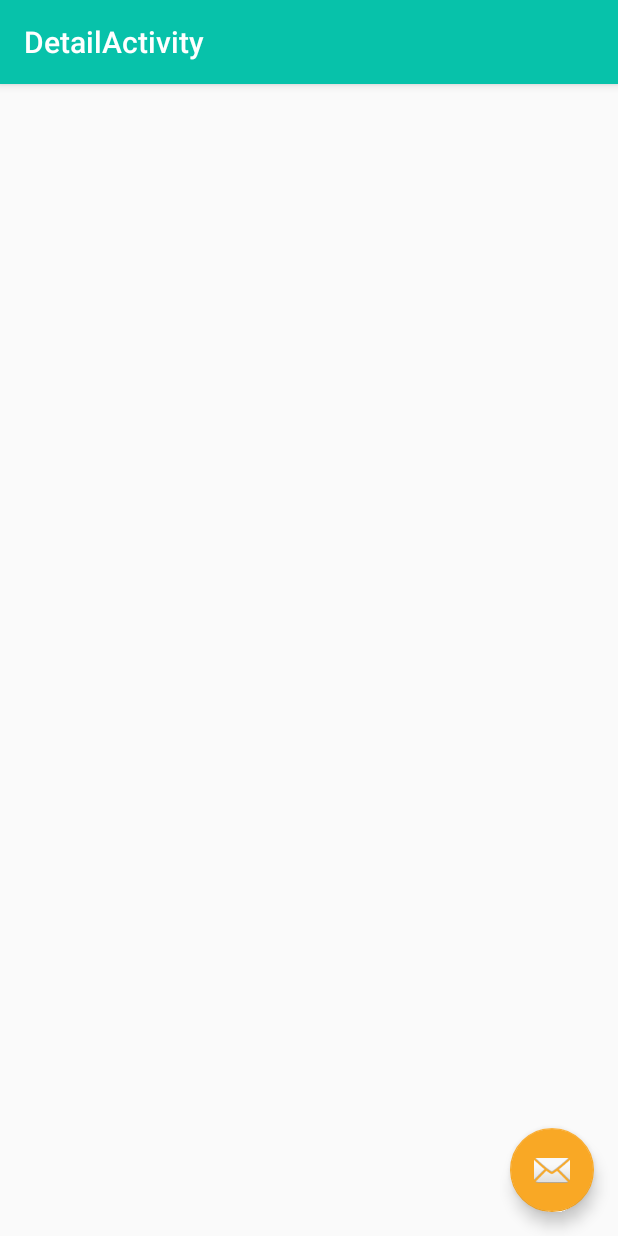
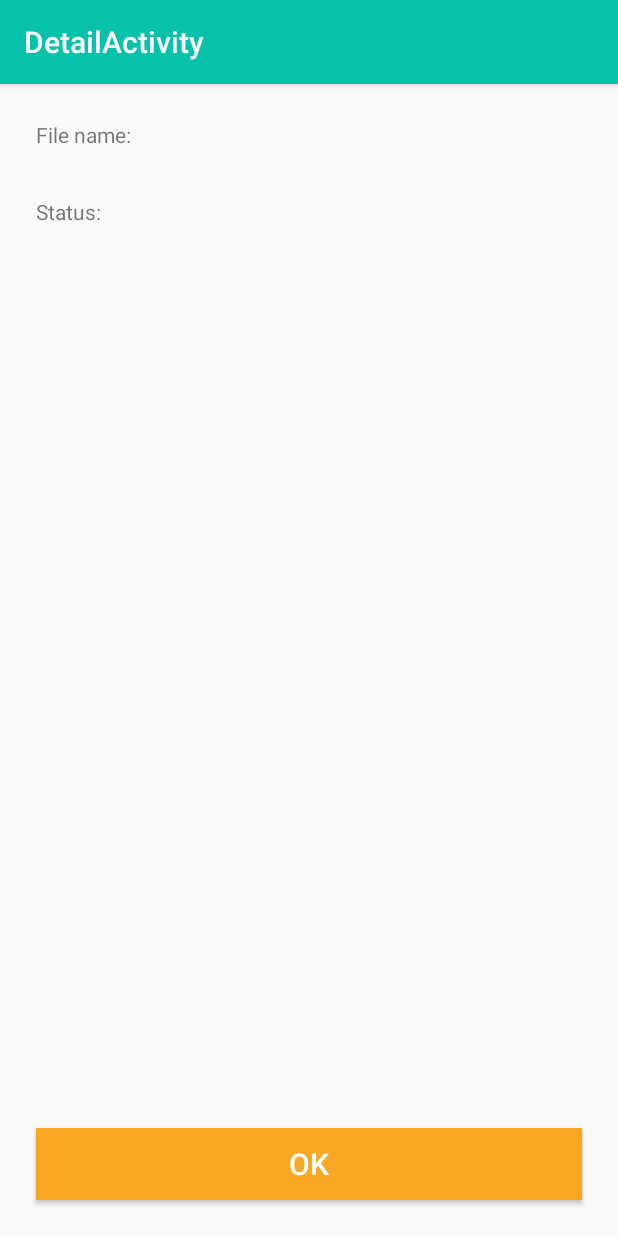
Before and after one commit to sergioat7/Udacity-LoadApp, an Android app: the DetailActivity screen opened directly, with no data from a screen before it, on a phone screen of 412 x 824 dp. Run offline under Robolectric (Android 15) with nearby library versions, the phone set to English and light mode, and no system bars.

Commit message:
Created detail activity

```diff
--- a/starter/app/src/main/java/com/udacity/DetailActivity.kt
+++ b/starter/app/src/main/java/com/udacity/DetailActivity.kt
@@ -4,6 +4,7 @@ import android.app.NotificationManager
 import android.os.Bundle
 import androidx.appcompat.app.AppCompatActivity
 import kotlinx.android.synthetic.main.activity_detail.*
+import kotlinx.android.synthetic.main.content_detail.*
 
 class DetailActivity : AppCompatActivity() {
 
@@ -17,7 +18,10 @@ class DetailActivity : AppCompatActivity() {
         )
         notificationManager.cancelAll()
 
-        val repository = intent.getStringExtra("repository")
-        val status = intent.getStringExtra("status")
+        textViewFilename.text = intent.getStringExtra("repository")
+        textViewStatus.text = intent.getStringExtra("status")
+        button.setOnClickListener {
+            onBackPressed()
+        }
     }
 }
--- a/starter/app/src/main/res/layout/activity_detail.xml
+++ b/starter/app/src/main/res/layout/activity_detail.xml
@@ -22,12 +22,4 @@
 
     <include layout="@layout/content_detail" />
 
-    <com.google.android.material.floatingactionbutton.FloatingActionButton
-        android:id="@+id/fab"
-        android:layout_width="wrap_content"
-        android:layout_height="wrap_content"
-        android:layout_gravity="bottom|end"
-        android:layout_margin="@dimen/fab_margin"
-        app:srcCompat="@android:drawable/ic_dialog_email" />
-
 </androidx.coordinatorlayout.widget.CoordinatorLayout>
--- a/starter/app/src/main/res/layout/content_detail.xml
+++ b/starter/app/src/main/res/layout/content_detail.xml
@@ -8,4 +8,77 @@
     tools:context=".DetailActivity"
     tools:showIn="@layout/activity_detail">
 
+    <TextView
+        android:id="@+id/textViewFilenameTitle"
+        android:layout_width="wrap_content"
+        android:layout_height="wrap_content"
+        android:layout_marginStart="@dimen/margin_normal"
+        android:layout_marginTop="@dimen/margin_normal"
+        android:text="@string/file_name_title"
+        app:layout_constraintStart_toStartOf="parent"
+        app:layout_constraintTop_toTopOf="parent" />
+
+    <TextView
+        android:id="@+id/textViewFilename"
+        android:layout_width="0dp"
+        android:layout_height="wrap_content"
+        android:layout_marginStart="@dimen/margin_normal"
+        android:layout_marginTop="@dimen/margin_normal"
+        android:layout_marginEnd="@dimen/margin_normal"
+        android:textAlignment="textEnd"
+        android:textColor="@color/colorPrimaryDark"
+        android:textSize="@dimen/default_text_size"
+        app:layout_constraintEnd_toEndOf="parent"
+        app:layout_constraintHorizontal_bias="1.0"
+        app:layout_constraintStart_toEndOf="@id/barrier"
+        app:layout_constraintTop_toTopOf="parent" />
+
+    <TextView
+        android:id="@+id/textViewStatusTitle"
+        android:layout_width="wrap_content"
+        android:layout_height="wrap_content"
+        android:layout_marginStart="@dimen/margin_normal"
+        android:text="@string/status_title"
+        app:layout_constraintStart_toStartOf="parent"
+        app:layout_constraintTop_toTopOf="@+id/textViewStatus" />
+
+    <TextView
+        android:id="@+id/textViewStatus"
+        android:layout_width="0dp"
+        android:layout_height="wrap_content"
+        android:layout_marginStart="@dimen/margin_normal"
+        android:layout_marginTop="@dimen/margin_normal"
+        android:layout_marginEnd="@dimen/margin_normal"
+        android:textAlignment="textEnd"
+        android:textColor="@color/colorPrimaryDark"
+        android:textSize="@dimen/default_text_size"
+        app:layout_constraintEnd_toEndOf="parent"
+        app:layout_constraintHorizontal_bias="1.0"
+        app:layout_constraintStart_toEndOf="@id/barrier"
+        app:layout_constraintTop_toBottomOf="@+id/textViewFilename" />
+
+    <androidx.constraintlayout.widget.Barrier
+        android:id="@+id/barrier"
+        android:layout_width="wrap_content"
+        android:layout_height="wrap_content"
+        app:barrierDirection="right"
+        app:constraint_referenced_ids="textViewFilenameTitle, textViewStatusTitle"
+        app:layout_constraintBottom_toBottomOf="parent"
+        app:layout_constraintTop_toTopOf="parent"
+        tools:layout_editor_absoluteX="88dp" />
+
+    <Button
+        android:id="@+id/button"
+        android:layout_width="0dp"
+        android:layout_height="wrap_content"
+        android:layout_marginStart="@dimen/margin_normal"
+        android:layout_marginEnd="@dimen/margin_normal"
+        android:layout_marginBottom="@dimen/margin_normal"
+        android:background="@color/colorAccent"
+        android:text="@string/ok"
+        android:textColor="@color/white"
+        android:textSize="@dimen/default_text_size"
+        app:layout_constraintBottom_toBottomOf="parent"
+        app:layout_constraintEnd_toEndOf="parent"
+        app:layout_constraintStart_toStartOf="parent" />
 </androidx.constraintlayout.widget.ConstraintLayout>
--- a/starter/app/src/main/res/values/strings.xml
+++ b/starter/app/src/main/res/values/strings.xml
@@ -1,5 +1,6 @@
 <resources>
     <string name="app_name">LoadApp</string>
+    <string name="ok">OK</string>
     <string name="app_description">Download files from Internet</string>
     <string name="action_settings">Settings</string>
 
@@ -11,6 +12,9 @@
     <string name="description_loadapp_url">LoadApp - Current repository by Udacity</string>
     <string name="description_retrofit_url">Retrofit - Type-safe HTTP client for Android and Java by Square, Inc</string>
 
+    <string name="file_name_title">File name:</string>
+    <string name="status_title">Status:</string>
+
     <string name="button_name">Click me</string>
     <string name="button_loading">We are loading </string>
     <string name="not_file_selected">Please select file to download</string>
```
